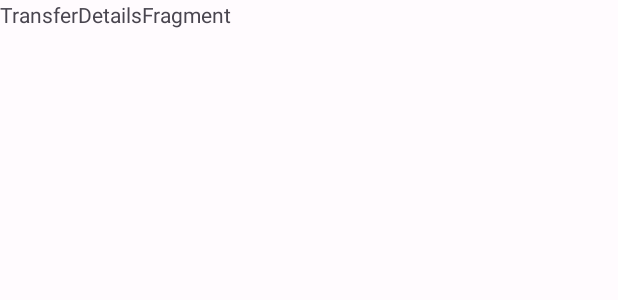
After one commit to jadesadaphon/IDHome-Android-App, an Android app: the layout fragment_transfer_details.xml on its own in the app's theme, with its tools: preview values and no code run, on a phone screen of 412 x 824 dp. The commit adds this screen. Shown: the top 300 px of the screen. Run offline under Robolectric (Android 15) with nearby library versions, the phone set to English and light mode, and no system bars.

Commit message:
24-07-2024

```diff
--- a/app/src/main/AndroidManifest.xml
+++ b/app/src/main/AndroidManifest.xml
@@ -47,7 +47,8 @@
         <activity
             android:name="com.journeyapps.barcodescanner.CaptureActivity"
             android:screenOrientation="fullSensor"
-            tools:replace="screenOrientation" />
+            tools:replace="screenOrientation"
+            tools:ignore="DiscouragedApi" />
 
         <service
             android:name=".service.MyFirebaseInstanceIDService"
--- a/app/src/main/java/com/app/jade/dev/idhome/prasat/data/datasource/TransferDataStorage.kt
+++ b/app/src/main/java/com/app/jade/dev/idhome/prasat/data/datasource/TransferDataStorage.kt
@@ -29,8 +29,6 @@ class TransferDataStorage {
             transferList.add(transferListItem)
         }
 
-
-
         return@withContext transferList
     }
 }
--- a/app/src/main/java/com/app/jade/dev/idhome/prasat/ui/fragment/TransferListFragment.kt
+++ b/app/src/main/java/com/app/jade/dev/idhome/prasat/ui/fragment/TransferListFragment.kt
@@ -1,7 +1,6 @@
 package com.app.jade.dev.idhome.prasat.ui.fragment
 
 import android.content.Context
-import android.nfc.Tag
 import android.os.Bundle
 import android.util.Log
 import androidx.fragment.app.Fragment
@@ -11,13 +10,9 @@ import android.view.ViewGroup
 import androidx.fragment.app.activityViewModels
 import androidx.lifecycle.lifecycleScope
 import androidx.recyclerview.widget.LinearLayoutManager
-import com.app.jade.dev.idhome.prasat.R
-import com.app.jade.dev.idhome.prasat.data.datasource.api.idhome.ProductSearchApi
 import com.app.jade.dev.idhome.prasat.data.datasource.api.idhome.TransferApi
 import com.app.jade.dev.idhome.prasat.data.model.TransferViewModel
-import com.app.jade.dev.idhome.prasat.databinding.FragmentCheckProductBinding
 import com.app.jade.dev.idhome.prasat.databinding.FragmentTransferListBinding
-import com.app.jade.dev.idhome.prasat.ui.adapter.ProductCheckAdapter
 import com.app.jade.dev.idhome.prasat.ui.adapter.TransferListAdapter
 import kotlinx.coroutines.launch
 
--- /dev/null
+++ b/app/src/main/res/layout/fragment_transfer_details.xml
@@ -0,0 +1,14 @@
+<?xml version="1.0" encoding="utf-8"?>
+<FrameLayout xmlns:android="http://schemas.android.com/apk/res/android"
+    xmlns:tools="http://schemas.android.com/tools"
+    android:layout_width="match_parent"
+    android:layout_height="match_parent"
+    tools:context=".ui.fragment.TransferDetailsFragment">
+
+    <!-- TODO: Update blank fragment layout -->
+    <TextView
+        android:layout_width="match_parent"
+        android:layout_height="match_parent"
+        android:text="TransferDetailsFragment" />
+
+</FrameLayout>
--- a/app/src/main/res/values/strings.xml
+++ b/app/src/main/res/values/strings.xml
@@ -74,6 +74,4 @@
     <string name="tv_datetime_f"><![CDATA[<b>วันที่ขอโอน : </b> %1$s]]></string>
 
 
-
-
 </resources>
```
Also changed, not shown: app/src/main/java/com/app/jade/dev/idhome/prasat/service/MyFirebaseInstanceIDService.kt (+27 -42 lines), app/src/main/java/com/app/jade/dev/idhome/prasat/ui/TransferActivity.kt (+4 -8 lines), app/src/main/java/com/app/jade/dev/idhome/prasat/ui/adapter/TransferListAdapter.kt (+7 -1 lines), app/src/main/java/com/app/jade/dev/idhome/prasat/ui/fragment/TransferDetailsFragment.kt (added, +31 -0 lines).
